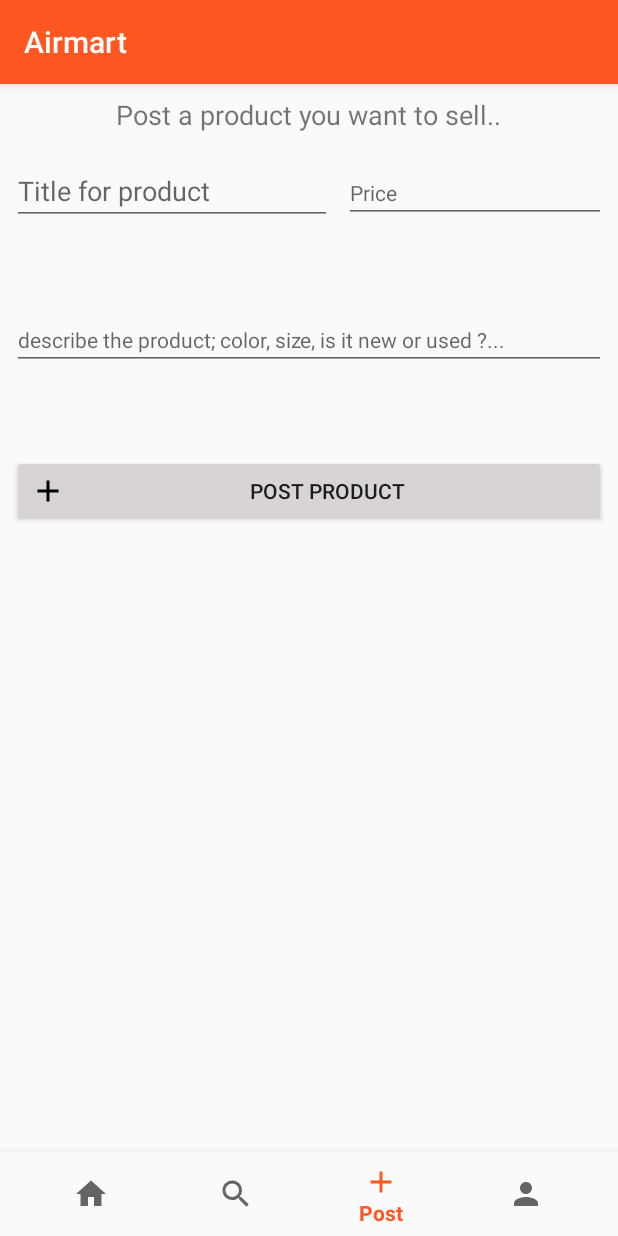
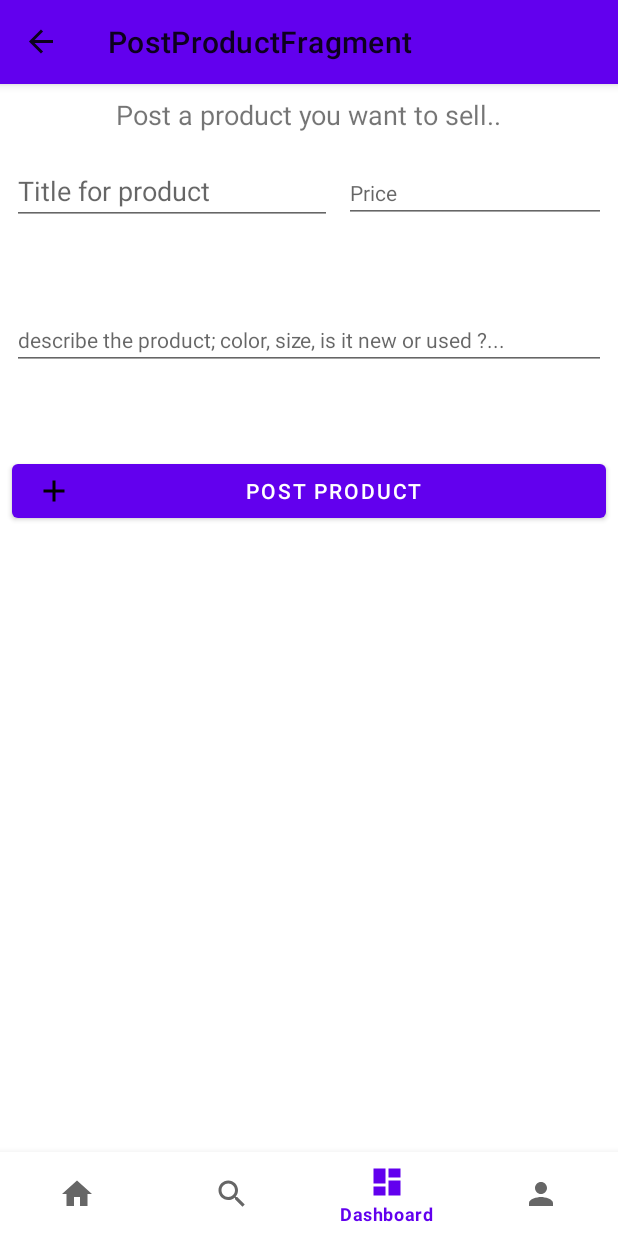
Before and after one commit to air-mrt/android-app, an Android app: the screen it shows after launch (MainActivity), item 3 of the bottom bar chosen, on a phone screen of 412 x 824 dp. Run offline under Robolectric (Android 15) with nearby library versions, the phone set to English and light mode, and no system bars; our stand-ins replace Room's generated code, data binding, navigation-ui; libraries missing offline, so code that uses them is left out: com.muddzdev.styleabletoast.

Commit message:
material design support

```diff
--- a/app/build.gradle
+++ b/app/build.gradle
@@ -52,8 +52,7 @@ dependencies {
     implementation "org.jetbrains.kotlinx:kotlinx-coroutines-android:$rootProject.coroutinesVersion"
     implementation "org.jetbrains.kotlinx:kotlinx-coroutines-core:$rootProject.coroutinesVersion"
 
-    //implementation "android.arch.navigation:navigation-fragment-ktx:1.0.0"
-    //implementation "android.arch.navigation:navigation-ui-ktx:1.0.0"
+    implementation 'com.google.android.material:material:1.1.0-alpha06'
     //Toast Customization
     implementation 'com.muddzdev:styleabletoast:2.2.2'
 
--- a/app/src/main/java/com/android/airmart/ui/CommentClickCallback.kt
+++ /dev/null
@@ -1,8 +0,0 @@
-package com.android.airmart.ui
-
-import com.android.airmart.data.entity.Product
-
-
-interface CommentClickCallback {
-    fun onClick(product: Product)
-}
--- a/app/src/main/java/com/android/airmart/ui/MainActivity.kt
+++ b/app/src/main/java/com/android/airmart/ui/MainActivity.kt
@@ -8,6 +8,8 @@ import androidx.databinding.DataBindingUtil
 import androidx.navigation.NavController
 import androidx.navigation.Navigation
 import androidx.navigation.ui.AppBarConfiguration
+import androidx.navigation.ui.NavigationUI
+import androidx.navigation.ui.NavigationUI.setupActionBarWithNavController
 import com.android.airmart.R
 import com.android.airmart.ui.fragments.DisplayProductPostsFragment
 import com.android.airmart.ui.fragments.PostProductFragment
@@ -18,27 +20,6 @@ class MainActivity : AppCompatActivity() {
     private lateinit var appBarConfiguration: AppBarConfiguration
 
 
-    private val onNavigationItemSelectedListener = BottomNavigationView.OnNavigationItemSelectedListener { item ->
-        when (item.itemId) {
-            R.id.navigation_home -> {
-                navController.navigate(R.id.displayProductPostsFragment)
-                return@OnNavigationItemSelectedListener true
-            }
-            R.id.navigation_search -> {
-
-                return@OnNavigationItemSelectedListener true
-            }
-            R.id.navigation_post -> {
-                navController.navigate(R.id.postProductFragment)
-
-                return@OnNavigationItemSelectedListener true
-            }
-            R.id.navigation_profile -> {
-                return@OnNavigationItemSelectedListener true
-            }
-        }
-        false
-    }
 
     override fun onCreate(savedInstanceState: Bundle?) {
         super.onCreate(savedInstanceState)
@@ -46,9 +27,9 @@ class MainActivity : AppCompatActivity() {
             R.layout.activity_main)
         navController = Navigation.findNavController(this, R.id.nav_fragment)
         val navView: BottomNavigationView = findViewById(R.id.nav_view)
-
-
-
-        navView.setOnNavigationItemSelectedListener(onNavigationItemSelectedListener)
+        setupActionBarWithNavController(this, navController)
+        NavigationUI.setupWithNavController(navView, navController)
     }
+    override fun onSupportNavigateUp() =
+        Navigation.findNavController(this, R.id.nav_fragment).navigateUp()
 }
--- a/app/src/main/java/com/android/airmart/ui/fragments/PostDetailFragment.kt
+++ b/app/src/main/java/com/android/airmart/ui/fragments/PostDetailFragment.kt
@@ -14,9 +14,14 @@ import com.android.airmart.utilities.InjectorUtils
 import com.android.airmart.viewmodel.ProductViewModel
 
 class PostDetailFragment : Fragment() {
-    //private val args: PostDetailFragmentArgs by navArgs()
+    private val args: PostDetailFragmentArgs by navArgs()
     private val productViewModel: ProductViewModel by viewModels {
         InjectorUtils.provideProductListViewModelFactory(requireContext())
+    }
+
+    override fun onViewCreated(view: View, savedInstanceState: Bundle?) {
+        super.onViewCreated(view, savedInstanceState)
+        val amount = args.productId
     }
 
     override fun onCreateView(
--- /dev/null
+++ b/app/src/main/res/drawable/ic_dashboard_black_24dp.xml
@@ -0,0 +1,9 @@
+<vector xmlns:android="http://schemas.android.com/apk/res/android"
+        android:width="24dp"
+        android:height="24dp"
+        android:viewportWidth="24.0"
+        android:viewportHeight="24.0">
+    <path
+        android:fillColor="#FF000000"
+        android:pathData="M3,13h8L11,3L3,3v10zM3,21h8v-6L3,15v6zM13,21h8L21,11h-8v10zM13,3v6h8L21,3h-8z"/>
+</vector>
--- a/app/src/main/res/menu/bottom_nav_menu.xml
+++ b/app/src/main/res/menu/bottom_nav_menu.xml
@@ -2,7 +2,7 @@
 <menu xmlns:android="http://schemas.android.com/apk/res/android">
 
     <item
-        android:id="@+id/navigation_home"
+        android:id="@+id/displayProductPostsFragment"
         android:icon="@drawable/ic_home_black_24dp"
         android:title="@string/title_home" />
 
@@ -12,9 +12,9 @@
         android:title="@string/title_search" />
 
     <item
-        android:id="@+id/navigation_post"
-        android:icon="@drawable/ic_post_black_24dp"
-        android:title="@string/title_post" />
+        android:id="@+id/postProductFragment"
+        android:icon="@drawable/ic_dashboard_black_24dp"
+        android:title="@string/dashboard" />
     <item
             android:id="@+id/navigation_profile"
             android:icon="@drawable/ic_profile_black_24dp"
--- a/app/src/main/res/navigation/nav_graph.xml
+++ b/app/src/main/res/navigation/nav_graph.xml
@@ -5,12 +5,12 @@
 
     <fragment android:id="@+id/displayProductPostsFragment"
               android:name="com.android.airmart.ui.fragments.DisplayProductPostsFragment"
-              android:label="DisplayProductPostsFragment">
+              android:label="Products">
         <action android:id="@+id/action_displayProductPostsFragment_to_postDetailFragment"
                 app:destination="@id/postDetailFragment"/>
     </fragment>
     <fragment android:id="@+id/postDetailFragment" android:name="com.android.airmart.ui.fragments.PostDetailFragment"
-              android:label="PostDetailFragment">
+              android:label="Product Comments">
         <argument android:name="productId" app:argType="integer"/>
     </fragment>
     <fragment android:id="@+id/postProductFragment" android:name="com.android.airmart.ui.fragments.PostProductFragment"
--- a/app/src/main/res/values/strings.xml
+++ b/app/src/main/res/values/strings.xml
@@ -7,4 +7,5 @@
 
     <!-- TODO: Remove or change this placeholder text -->
     <string name="hello_blank_fragment">Hello blank fragment</string>
+    <string name="dashboard">Dashboard</string>
 </resources>
--- a/app/src/main/res/values/styles.xml
+++ b/app/src/main/res/values/styles.xml
@@ -1,12 +1,12 @@
 <resources>
 
     <!-- Base application theme. -->
-    <style name="AppTheme" parent="Theme.AppCompat.Light.DarkActionBar">
+    <style name="AppTheme" parent="Theme.MaterialComponents.DayNight">
         <!-- Customize your theme here. -->
-        <item name="colorPrimary">@color/colorPrimary</item>
-        <item name="colorPrimaryDark">@color/colorPrimary_dark</item>
-        <item name="colorAccent">@color/colorAccent</item>
-        <item name="colorButtonNormal">@color/button</item>
+        <!--<item name="colorPrimary">@color/colorPrimary</item>-->
+        <!--<item name="colorPrimaryDark">@color/colorPrimary_dark</item>-->
+        <!--<item name="colorAccent">@color/colorAccent</item>-->
+        <!--<item name="colorButtonNormal">@color/button</item>-->
     </style>
 
     <style name="mytoast">
```
